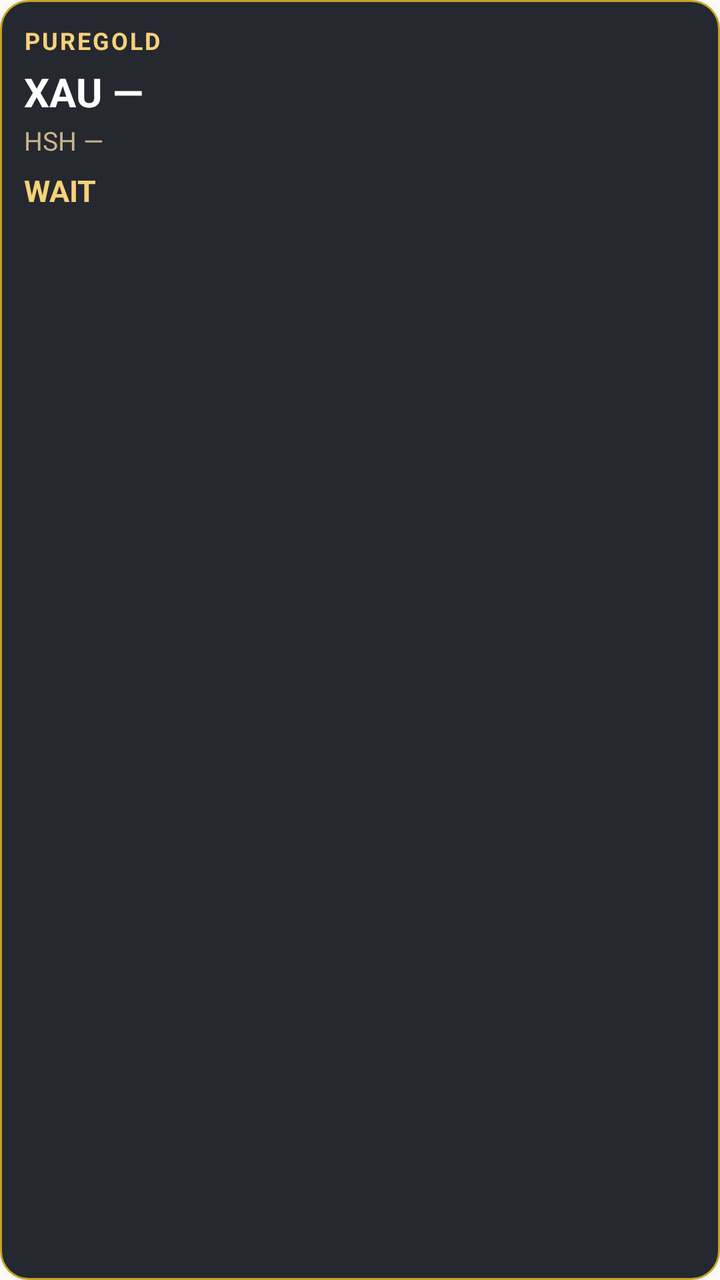
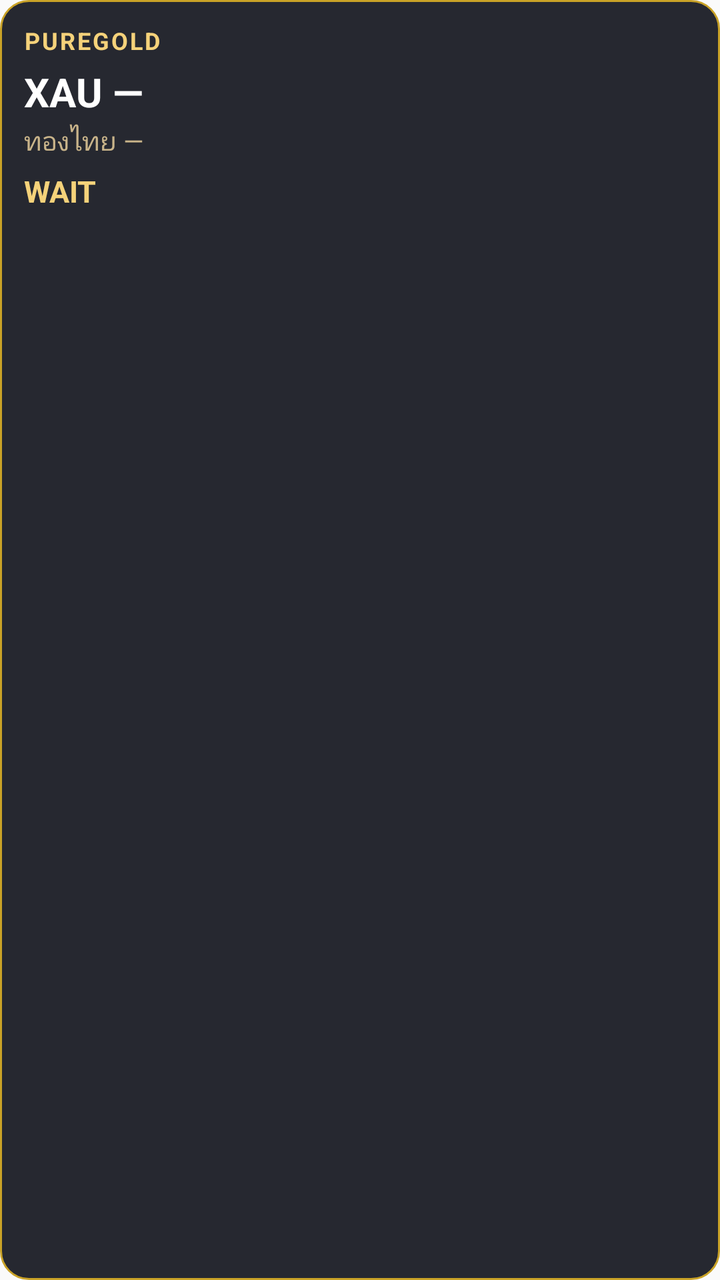

Before-and-after screenshots of an Android layout around one commit, followed by the original layout XML and the change that was made.
<!-- AndroidManifest.xml: application theme AppTheme -->
<!-- res/layout/widget_gold.xml -->
<?xml version="1.0" encoding="utf-8"?>
<LinearLayout xmlns:android="http://schemas.android.com/apk/res/android"
    android:id="@+id/widget_root"
    android:layout_width="match_parent"
    android:layout_height="match_parent"
    android:orientation="vertical"
    android:padding="12dp"
    android:background="@drawable/widget_bg">
    <TextView android:id="@+id/w_title" android:layout_width="match_parent" android:layout_height="wrap_content"
        android:text="PUREGOLD" android:textColor="#F5D27A" android:textStyle="bold" android:textSize="12sp"
        android:letterSpacing="0.08"/>
    <TextView android:id="@+id/w_xau" android:layout_width="match_parent" android:layout_height="wrap_content"
        android:text="XAU —" android:textColor="#FFFFFF" android:textStyle="bold" android:textSize="20sp"
        android:layout_marginTop="4dp" android:maxLines="1"/>
    <TextView android:id="@+id/w_thai" android:layout_width="match_parent" android:layout_height="wrap_content"
        android:text="HSH —" android:textColor="#C9B48A" android:textSize="13sp" android:layout_marginTop="2dp"
        android:maxLines="2"/>
    <TextView android:id="@+id/w_signal" android:layout_width="match_parent" android:layout_height="wrap_content"
        android:text="WAIT" android:textColor="#F5D27A" android:textStyle="bold" android:textSize="15sp"
        android:layout_marginTop="6dp" android:maxLines="1"/>
    <TextView android:id="@+id/w_plan" android:layout_width="match_parent" android:layout_height="wrap_content"
        android:text="" android:textColor="#A89F88" android:textSize="11sp" android:layout_marginTop="2dp"
        android:maxLines="2"/>
    <TextView android:id="@+id/w_updated" android:layout_width="match_parent" android:layout_height="wrap_content"
        android:text="" android:textColor="#6E6858" android:textSize="10sp" android:layout_marginTop="6dp"
        android:maxLines="1"/>
</LinearLayout>
<!-- resources referenced by this layout -->
<resources>
  <!-- drawable widget_bg (drawable) -->
  <?xml version="1.0" encoding="utf-8"?>
  <shape xmlns:android="http://schemas.android.com/apk/res/android" android:shape="rectangle">
      <solid android:color="#E610121B"/>
      <corners android:radius="14dp"/>
      <stroke android:width="1dp" android:color="#C9A227"/>
  </shape>
  <style name="AppTheme" parent="Theme.AppCompat.Light.DarkActionBar">
          
          <item name="colorPrimary">@color/colorPrimary</item>
          <item name="colorPrimaryDark">@color/colorPrimaryDark</item>
          <item name="colorAccent">@color/colorAccent</item>
      </style>
</resources>

<!-- the commit's change to res/layout/widget_gold.xml (unified diff, before → after) -->
@@ -13,7 +13,7 @@
         android:text="XAU —" android:textColor="#FFFFFF" android:textStyle="bold" android:textSize="20sp"
         android:layout_marginTop="4dp" android:maxLines="1"/>
     <TextView android:id="@+id/w_thai" android:layout_width="match_parent" android:layout_height="wrap_content"
-        android:text="HSH —" android:textColor="#C9B48A" android:textSize="13sp" android:layout_marginTop="2dp"
+        android:text="ทองไทย —" android:textColor="#C9B48A" android:textSize="13sp" android:layout_marginTop="2dp"
         android:maxLines="2"/>
     <TextView android:id="@+id/w_signal" android:layout_width="match_parent" android:layout_height="wrap_content"
         android:text="WAIT" android:textColor="#F5D27A" android:textStyle="bold" android:textSize="15sp"
